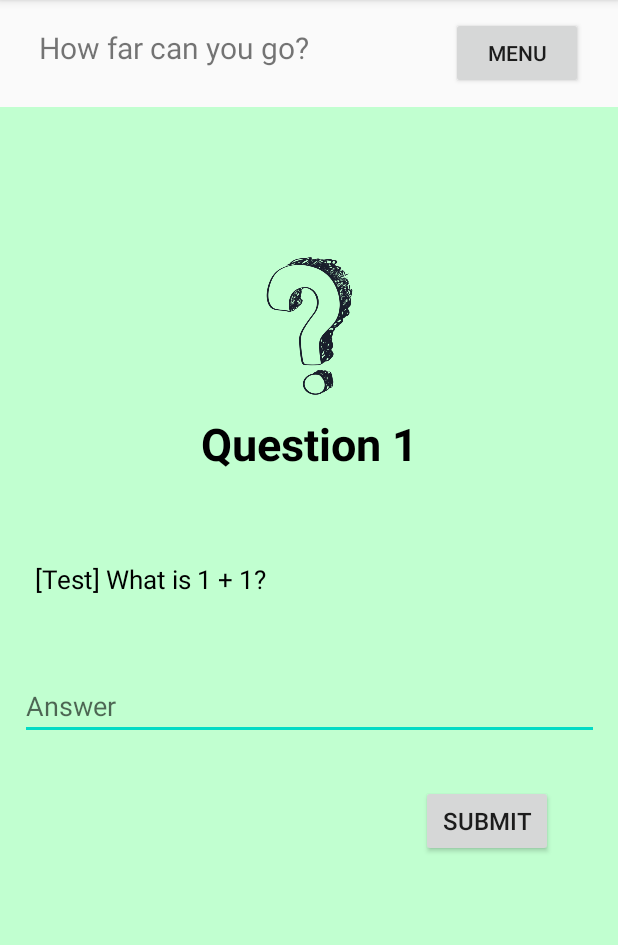
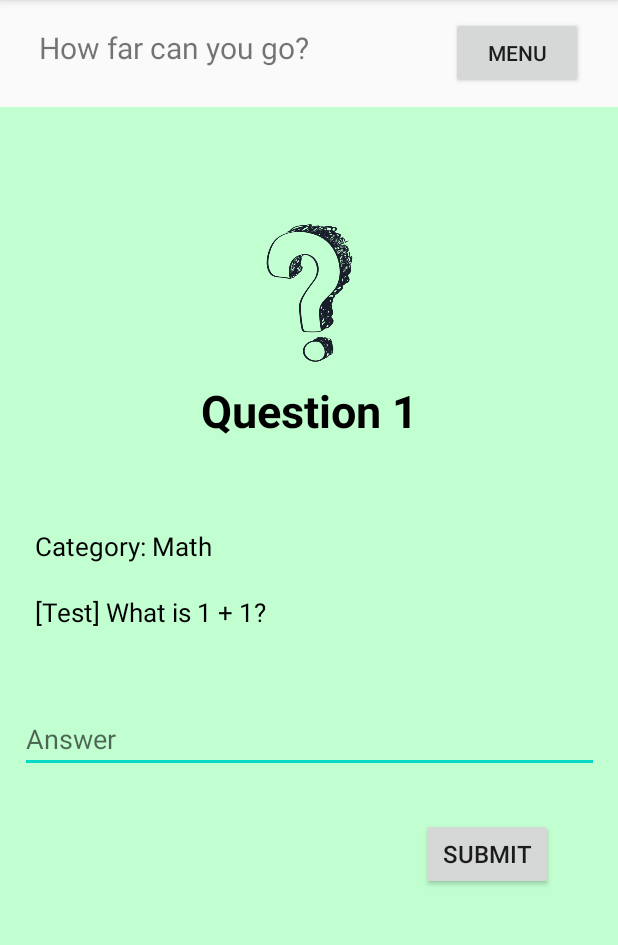
Before and after one commit to dclaxton/4020_final, an Android app: the QuizActivity screen opened directly, with no data from a screen before it, on a phone screen of 412 x 824 dp, the part 84-1029 px from its top. Run offline under Robolectric (Android 15) with nearby library versions, the phone set to English and light mode, and no system bars.

Commit message:
Added category functionality

```diff
--- a/app/src/main/java/edu/apsu/csci/final_4020/activities/QuizActivity.java
+++ b/app/src/main/java/edu/apsu/csci/final_4020/activities/QuizActivity.java
@@ -44,7 +44,7 @@ public class QuizActivity extends AppCompatActivity {
             @Override
             public void onClick(View view) {
                 if (((EditText) findViewById(R.id.answer_edit_text)).getText().toString().equals(question.getAnswer())) {
-                    // Add notification / sound for correct answer
+                    // Add notification + sound for correct answer
 
                     questions.add(question);
                     startQuiz();
@@ -58,21 +58,24 @@ public class QuizActivity extends AppCompatActivity {
     public void startQuiz() {
         question = new Question(difficulty);
 
-        // Results in infinite loop unless a new question is generated every time
         for (Question oldQuestion : questions) {
             if (oldQuestion.getID() == question.getID()) {
+                // Results in infinite loop unless a new question is generated every time
                 //startQuiz();
             }
         }
 
+        // Wipe the Edit Text, increment Question counter, display new Question, display new Category
         ((EditText) findViewById(R.id.answer_edit_text)).getText().clear();
         ((TextView) findViewById(R.id.question_header_tv)).setText(
                 getString(R.string.question, questions.size() + 1));
         ((TextView) findViewById(R.id.question_tv)).setText(question.getQuestion());
+        ((TextView) findViewById(R.id.category_tv)).setText(getString(
+                R.string.category, question.getCategory()));
     }
 
     public void endQuiz(int score) {
-        // Add notification / sound for wrong answer
+        // Add notification + sound for wrong answer
 
         alert = new Alert(this);
         alert.setPositiveButton("Restart", new DialogInterface.OnClickListener() {
--- a/app/src/main/java/edu/apsu/csci/final_4020/classes/Question.java
+++ b/app/src/main/java/edu/apsu/csci/final_4020/classes/Question.java
@@ -17,6 +17,7 @@ public class Question {
     public Question(int difficulty) {
         this.difficulty = difficulty;
         this.question = "[Test] What is 1 + 1?";
+        this.category = "Math";
         this.answer = "2";
         this.id = 1;
     }
--- a/app/src/main/res/layout/activity_quiz.xml
+++ b/app/src/main/res/layout/activity_quiz.xml
@@ -80,6 +80,15 @@
                     android:textStyle="bold" />
 
                 <TextView
+                    android:id="@+id/category_tv"
+                    android:layout_width="match_parent"
+                    android:layout_height="wrap_content"
+                    android:padding="10dp"
+                    android:textSize="17sp"
+                    android:textColor="@color/black"
+                    android:text="@string/category" />
+
+                <TextView
                     android:id="@+id/question_tv"
                     android:layout_width="match_parent"
                     android:layout_height="wrap_content"
--- a/app/src/main/res/values/strings.xml
+++ b/app/src/main/res/values/strings.xml
@@ -18,4 +18,5 @@
     <string name="menu">Menu</string>
     <string name="submit">Submit</string>
     <string name="how_far_can_you_go">How far can you go?</string>
+    <string name="category">Category: %1$s</string>
 </resources>
```
